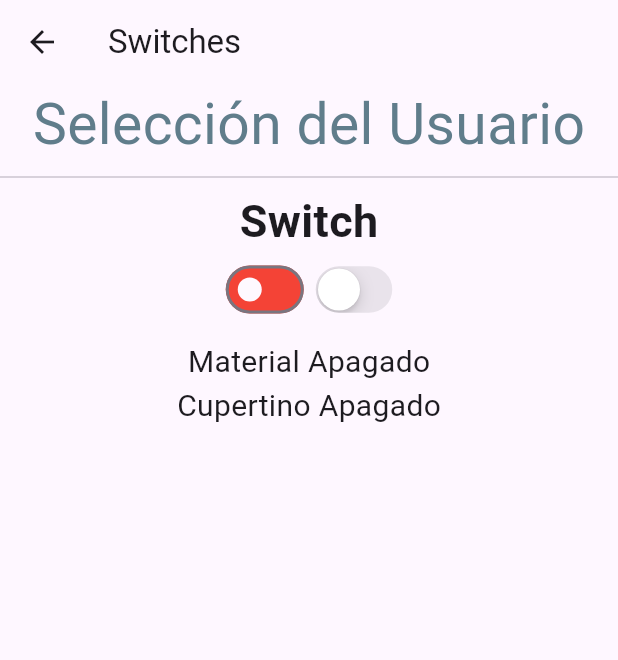
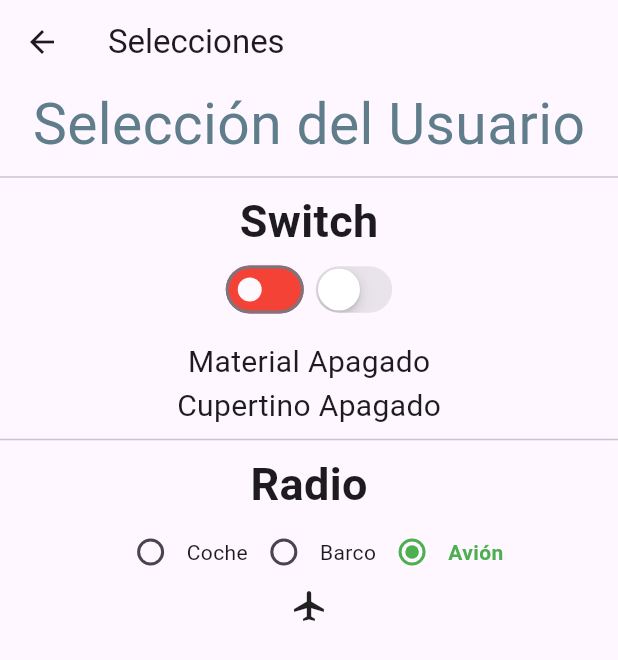
Before and after one commit to Trollkopf/formularios_flutter-dart, a Flutter app: the Switches screen opened by its route, on a phone screen of 412 x 824 dp. Shown: the top 660 px of the screen. Run offline on Flutter 3.47's test engine with Material 2 defaults, Android fonts, the phone set to English and light mode, and no system bars.

Commit message:
Radio buttons added

```diff
--- a/lib/main.dart
+++ b/lib/main.dart
@@ -43,7 +43,7 @@ class MyApp extends StatelessWidget {
         '/cupertinodate': (BuildContext context) =>
             const CupertinoDatepicker(title: 'Calendario Cupertino'),
         '/switches': (BuildContext context) =>
-            const Switches(title: 'Switches'),
+            const Switches(title: 'Selecciones'),
       },
     );
   }
--- a/lib/views/home_page.dart
+++ b/lib/views/home_page.dart
@@ -77,7 +77,7 @@ class MyHomePage extends StatelessWidget {
                     foregroundColor: Colors.deepPurple,
                     elevation: 8,
                     shadowColor: Theme.of(context).colorScheme.inversePrimary),
-                child: const Text('Ir al switches')),
+                child: const Text('Ir a selecciones')),
           ],
         ),
       ),
--- a/lib/views/switches.dart
+++ b/lib/views/switches.dart
@@ -10,9 +10,14 @@ class Switches extends StatefulWidget {
   State<Switches> createState() => _Switches();
 }
 
+enum RadioOpcion { Coche, Avion, Barco }
+
 class _Switches extends State<Switches> {
   bool _opcionSwitch = false;
   bool _opcionCSwitch = false;
+
+  RadioOpcion _opcionRadio = RadioOpcion.Avion;
+  Icon _iconRadio = Icon(Icons.airplanemode_active);
 
   @override
   Widget build(BuildContext context) {
@@ -50,7 +55,7 @@ class _Switches extends State<Switches> {
                 CupertinoSwitch(
                   value: _opcionCSwitch,
                   activeColor: Colors.cyan,
-                onChanged: (value){
+                  onChanged: (value) {
                     setState(() {
                       _opcionCSwitch = value;
                     });
@@ -67,6 +72,68 @@ class _Switches extends State<Switches> {
               _opcionCSwitch ? "Cupertino Encendido" : "Cupertino Apagado",
               style: TextStyle(fontSize: 20),
             ),
+            const Divider(),
+            const Text(
+              "Radio",
+              style: TextStyle(fontWeight: FontWeight.bold, fontSize: 30),
+            ),
+            Row(
+              mainAxisAlignment: MainAxisAlignment.center,
+              children: <Widget>[
+                Radio(
+                    value: RadioOpcion.Coche,
+                    groupValue: _opcionRadio,
+                    activeColor: Colors.green,
+                    onChanged: (value) {
+                      setState(() {
+                        _opcionRadio = RadioOpcion.Coche;
+                        _iconRadio = Icon(Icons.directions_car);
+                      });
+                    }),
+                Text(
+                  'Coche',
+                  style: _opcionRadio == RadioOpcion.Coche
+                      ?const TextStyle(
+                          color: Colors.green, fontWeight: FontWeight.bold)
+                      :const TextStyle(),
+                ),
+                Radio(
+                    value: RadioOpcion.Barco,
+                    groupValue: _opcionRadio,
+                    activeColor: Colors.green,
+                    onChanged: (value) {
+                      setState(() {
+                        _opcionRadio = RadioOpcion.Barco;
+                        _iconRadio = Icon(Icons.directions_boat);
+                      });
+                    }),
+                Text(
+                  'Barco',
+                  style: _opcionRadio == RadioOpcion.Barco
+                      ?const TextStyle(
+                          color: Colors.green, fontWeight: FontWeight.bold)
+                      :const TextStyle(),
+                ),
+                Radio(
+                    value: RadioOpcion.Avion,
+                    groupValue: _opcionRadio,
+                    activeColor: Colors.green,
+                    onChanged: (value) {
+                      setState(() {
+                        _opcionRadio = RadioOpcion.Avion;
+                        _iconRadio = Icon(Icons.airplanemode_active);
+                      });
+                    }),
+                Text(
+                  'Avión',
+                  style: _opcionRadio == RadioOpcion.Avion
+                      ?const TextStyle(
+                          color: Colors.green, fontWeight: FontWeight.bold)
+                      :const TextStyle(),
+                ),
+              ],
+            ),
+            _iconRadio
           ],
         ),
       ),
```
Lines whose indentation alone changed are shown as unchanged.
